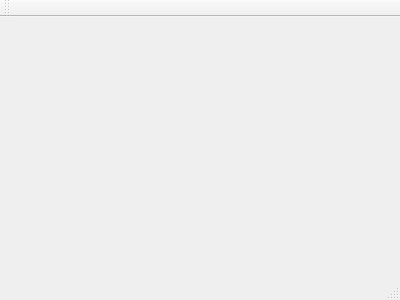
Qt form qt_code/v1.6.1/ClientSdWireless/mainwindow.ui (xiaoweilai/wireless) before a commit.
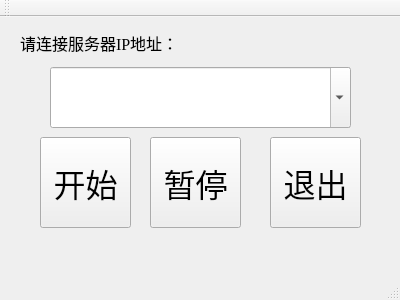
The same form after that commit.

Diff of the .ui file:
```diff
--- a/qt_code/v1.6.1/ClientSdWireless/mainwindow.ui
+++ b/qt_code/v1.6.1/ClientSdWireless/mainwindow.ui
@@ -12,13 +12,124 @@
   <property name="windowTitle" >
    <string>MainWindow</string>
   </property>
-  <widget class="QMenuBar" name="menuBar" />
-  <widget class="QToolBar" name="mainToolBar" />
-  <widget class="QWidget" name="centralWidget" />
-  <widget class="QStatusBar" name="statusBar" />
+  <widget class="QWidget" name="centralWidget">
+   <widget class="QLabel" name="label">
+    <property name="geometry">
+     <rect>
+      <x>20</x>
+      <y>10</y>
+      <width>171</width>
+      <height>31</height>
+     </rect>
+    </property>
+    <property name="font">
+     <font>
+      <family>Times New Roman</family>
+      <pointsize>12</pointsize>
+     </font>
+    </property>
+    <property name="text">
+     <string>请连接服务器IP地址：</string>
+    </property>
+   </widget>
+   <widget class="QComboBox" name="comboBox_ipaddr">
+    <property name="geometry">
+     <rect>
+      <x>50</x>
+      <y>50</y>
+      <width>301</width>
+      <height>61</height>
+     </rect>
+    </property>
+    <property name="font">
+     <font>
+      <family>Times New Roman</family>
+      <pointsize>18</pointsize>
+     </font>
+    </property>
+    <property name="editable">
+     <bool>true</bool>
+    </property>
+   </widget>
+   <widget class="QPushButton" name="pushButton_start">
+    <property name="geometry">
+     <rect>
+      <x>40</x>
+      <y>120</y>
+      <width>91</width>
+      <height>91</height>
+     </rect>
+    </property>
+    <property name="font">
+     <font>
+      <family>幼圆</family>
+      <pointsize>24</pointsize>
+     </font>
+    </property>
+    <property name="text">
+     <string>开始</string>
+    </property>
+   </widget>
+   <widget class="QPushButton" name="pushButton_pause">
+    <property name="geometry">
+     <rect>
+      <x>150</x>
+      <y>120</y>
+      <width>91</width>
+      <height>91</height>
+     </rect>
+    </property>
+    <property name="font">
+     <font>
+      <family>幼圆</family>
+      <pointsize>24</pointsize>
+     </font>
+    </property>
+    <property name="text">
+     <string>暂停</string>
+    </property>
+   </widget>
+   <widget class="QPushButton" name="pushButton_quit">
+    <property name="geometry">
+     <rect>
+      <x>270</x>
+      <y>120</y>
+      <width>91</width>
+      <height>91</height>
+     </rect>
+    </property>
+    <property name="font">
+     <font>
+      <family>幼圆</family>
+      <pointsize>24</pointsize>
+     </font>
+    </property>
+    <property name="text">
+     <string>退出</string>
+    </property>
+   </widget>
+  </widget>
+  <widget class="QMenuBar" name="menuBar">
+   <property name="geometry">
+    <rect>
+     <x>0</x>
+     <y>0</y>
+     <width>400</width>
+     <height>23</height>
+    </rect>
+   </property>
+  </widget>
+  <widget class="QToolBar" name="mainToolBar">
+   <attribute name="toolBarArea">
+    <enum>TopToolBarArea</enum>
+   </attribute>
+   <attribute name="toolBarBreak">
+    <bool>false</bool>
+   </attribute>
+  </widget>
+  <widget class="QStatusBar" name="statusBar"/>
  </widget>
- <layoutDefault spacing="6" margin="11" />
- <pixmapfunction></pixmapfunction>
+ <layoutdefault spacing="6" margin="11"/>
  <resources/>
  <connections/>
 </ui>
```
Left out of the diff: 7 changed lines with no effect on the pictures.
